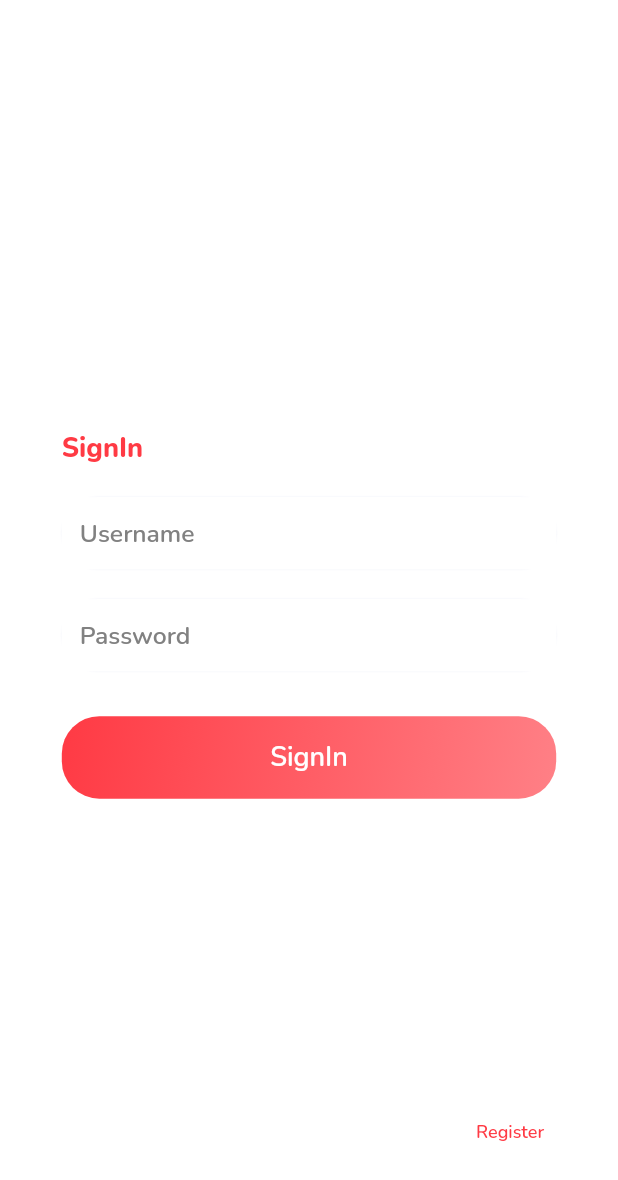
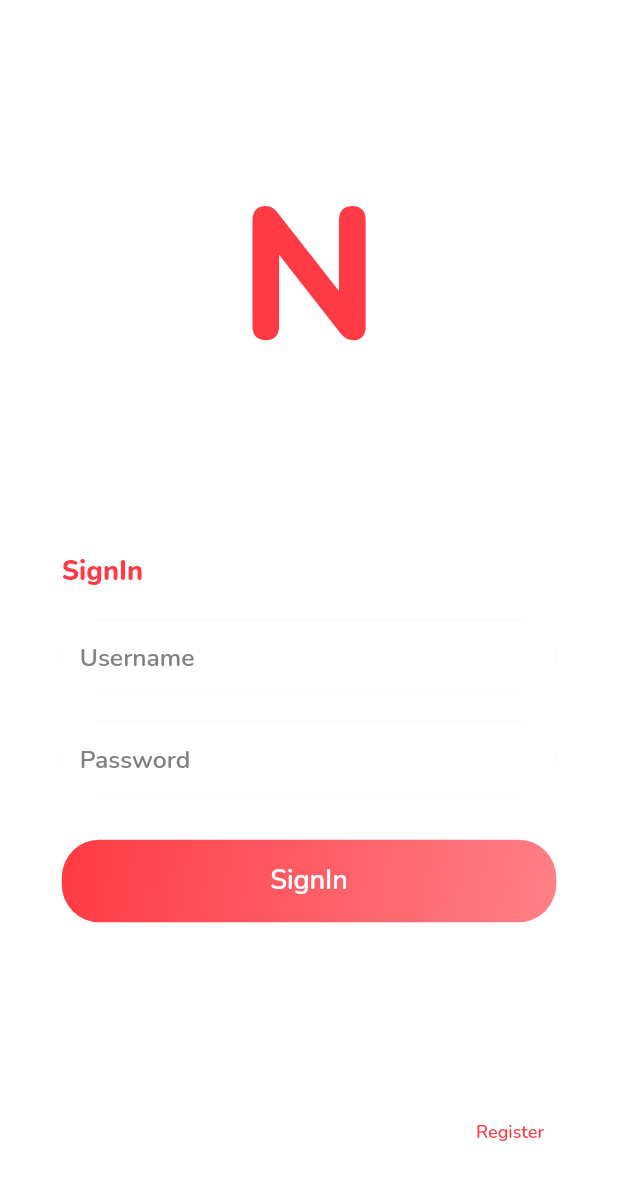
Before and after one commit to nilupulillesinghe/testFlutter, a Flutter app: the screen it shows after launch, on a phone screen of 412 x 824 dp. Shown: the top 1180 px of the screen. Run offline on Flutter 3.47's test engine with Material 2 defaults, Android fonts, the phone set to English and light mode, and no system bars; our stand-ins replace flutter_spinkit, fluttertoast, get_it, sqflite; accounts and stored records are empty.

Commit message:
logo add

```diff
--- a/lib/screens/LoginScreen.dart
+++ b/lib/screens/LoginScreen.dart
@@ -74,6 +74,20 @@ class _LoginScreenState extends State<LoginScreen> {
                                 mainAxisAlignment: MainAxisAlignment.end,
                                 crossAxisAlignment: CrossAxisAlignment.center,
                                 children: [
+                                  Container(
+                                    alignment: Alignment.center,
+                                    child: Text(
+                                      "N",
+                                      style: TextStyle(
+                                          color: primaryColor,
+                                          fontWeight: FontWeight.w800,
+                                          fontSize: MediaQuery.of(context).size.height*0.15,
+                                          fontFamily: 'Nunito'),
+                                    ),
+                                  ),
+                                  SizedBox(
+                                    height: MediaQuery.of(context).size.height*0.12,
+                                  ),
                                   Container(
                                     alignment: Alignment.bottomLeft,
                                     child: Text(
@@ -222,7 +236,7 @@ class _LoginScreenState extends State<LoginScreen> {
                                     ),
                                   ),
                                   SizedBox(
-                                    height: MediaQuery.of(context).size.height * 0.25,
+                                    height: MediaQuery.of(context).size.height * 0.15,
                                   ),
                                   Container(
                                     alignment: Alignment.topRight,
```
